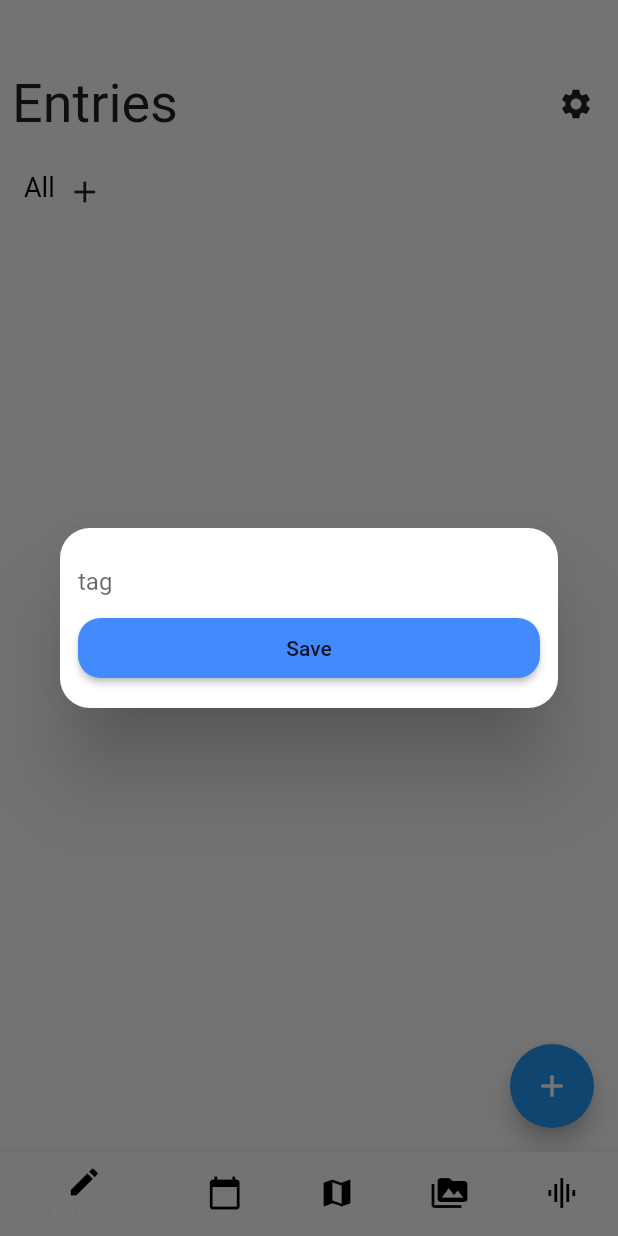
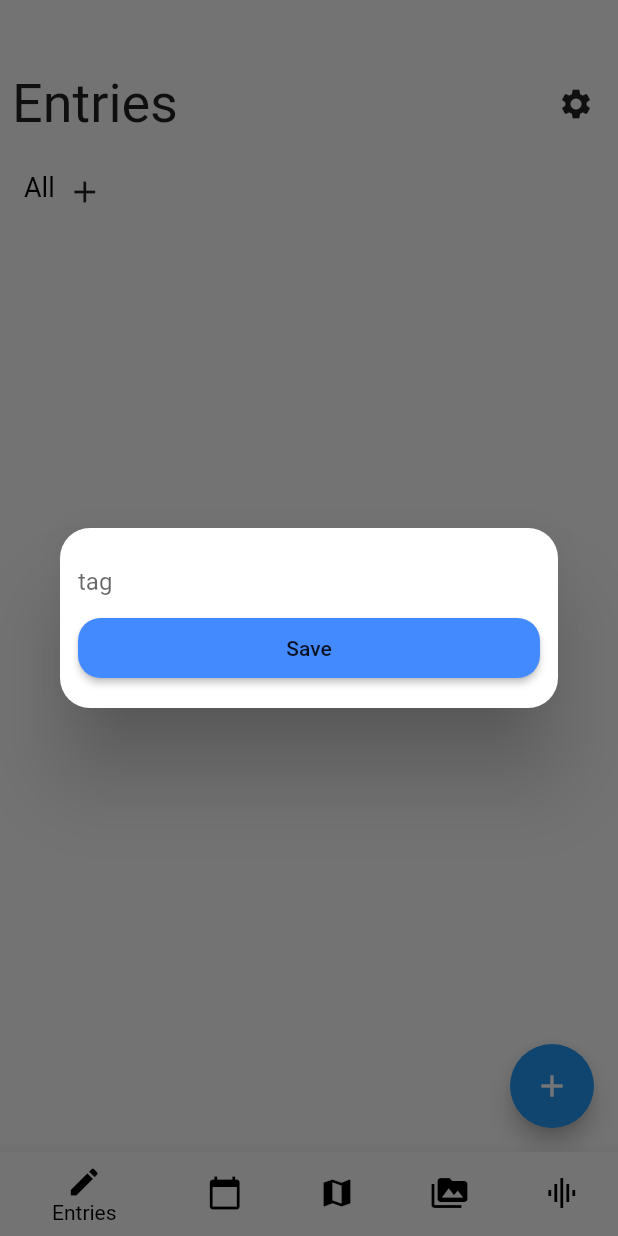
Before and after one commit to abhinavmarwaha/wrotto-app, a Flutter app: the screen it shows after launch, after a tap on the "add" icon, on a phone screen of 412 x 824 dp. Run offline on Flutter 3.47's test engine with Material 2 defaults, Android fonts, the phone set to English and light mode, and no system bars; our stand-ins replace file_picker, fl_chart, flutter_local_notifications, flutter_map, fluttertoast, latlong and 7 more; missing offline and left inert: gps, osm_nominatim; accounts and stored records are empty.

Commit message:
dark mode, duplicate entry on edit

```diff
--- a/lib/providers/entries_provider.dart
+++ b/lib/providers/entries_provider.dart
@@ -88,7 +88,7 @@ class EntriesProvider with ChangeNotifier {
         }));
       });
 
-      print(ExportToJson(journalEntriesAll).jsonResult());
+      // print(ExportToJson(journalEntriesAll).jsonResult());
       initilised = true;
       notifyListeners();
     }
@@ -132,11 +132,12 @@ class EntriesProvider with ChangeNotifier {
         .add(journalEntry);
   }
 
-  Future<void> insertJournalEntry(JournalEntry journalEntry) async {
+  Future<int> insertJournalEntry(JournalEntry journalEntry) async {
     int id = await _dbHelper.insertJournalEntry(journalEntry);
     journalEntry = journalEntry.copyWith(id: id);
     addEntryToLists(journalEntry);
     notifyListeners();
+    return id;
   }
 
   Future<void> editJournalEntry(JournalEntry journalEntry) async {
@@ -144,7 +145,7 @@ class EntriesProvider with ChangeNotifier {
 
     deleteEntryFromLists(journalEntry);
     addEntryToLists(journalEntry);
-
+    // initMoodPercentages();
     notifyListeners();
   }
 
--- a/lib/screens/calendar_screen.dart
+++ b/lib/screens/calendar_screen.dart
@@ -33,10 +33,8 @@ class _CalendarScreenState extends State<CalendarScreen> {
   }
 
   void _onDaySelected(DateTime day, List events, List holidays) {
-    print('CALLBACK: _onDaySelected');
     setState(() {
       _selectedEvents = List<JournalEntry>.from(events);
-      print(_selectedEvents.length);
     });
   }
 
--- a/lib/screens/entries_screen/entries_screen.dart
+++ b/lib/screens/entries_screen/entries_screen.dart
@@ -4,6 +4,7 @@ import 'package:wrotto/providers/entries_provider.dart';
 import 'package:wrotto/screens/entries_screen/new_entry_screen.dart';
 import 'package:wrotto/screens/settings_screen.dart';
 import 'package:wrotto/screens/widgets/entry_card.dart';
+import 'package:wrotto/services/theme_changer.dart';
 import 'package:wrotto/utils/utilities.dart';
 
 class EntriesScreen extends StatefulWidget {
@@ -13,8 +14,10 @@ class EntriesScreen extends StatefulWidget {
 class _EntriesScreenState extends State<EntriesScreen> {
   String selectedTag = "All";
   int selectedTagIndex = 0;
+
   @override
   Widget build(BuildContext context) {
+    final darkMode = Provider.of<ThemeChanger>(context).getDarkModeVar();
     return Consumer<EntriesProvider>(
       builder: (context, provider, child) => Scaffold(
           floatingActionButton: FloatingActionButton(
@@ -24,7 +27,7 @@ class _EntriesScreenState extends State<EntriesScreen> {
             },
             child: Icon(Icons.add),
           ),
-          body: ! provider.initilised
+          body: !provider.initilised
               ? Center(
                   child: CircularProgressIndicator(),
                 )
@@ -97,7 +100,9 @@ class _EntriesScreenState extends State<EntriesScreen> {
                                                                 provider.tags[
                                                                     index]) ==
                                                             0
-                                                        ? Colors.black
+                                                        ? darkMode
+                                                            ? Colors.white
+                                                            : Colors.black
                                                         : Colors.grey),
                                               ),
                                             )),
@@ -114,9 +119,9 @@ class _EntriesScreenState extends State<EntriesScreen> {
                       Expanded(
                         child: ListView.builder(
                           itemBuilder: (context, index) => EntryCard(
-                                journalEntry: provider
-                                    .getjournalEntries(selectedTag)[index],
-                              ),
+                            journalEntry:
+                                provider.getjournalEntries(selectedTag)[index],
+                          ),
                           itemCount:
                               provider.getjournalEntries(selectedTag).length,
                         ),
--- a/lib/screens/entries_screen/entry_view.dart
+++ b/lib/screens/entries_screen/entry_view.dart
@@ -72,8 +72,6 @@ class EntryView extends StatelessWidget {
                   padding: const EdgeInsets.all(8.0),
                   child: ListView.builder(
                     itemBuilder: (context, index) {
-                      index = index;
-                      print(index);
                       return Padding(
                         padding: const EdgeInsets.all(8.0),
                         child: Text(
--- a/lib/screens/homepage.dart
+++ b/lib/screens/homepage.dart
@@ -1,11 +1,13 @@
 import 'package:flutter/material.dart';
 import 'package:flutter/services.dart';
+import 'package:provider/provider.dart';
 import 'package:wrotto/screens/medias_screen.dart';
 import 'package:wrotto/screens/calendar_screen.dart';
 import 'package:wrotto/screens/entries_screen/entries_screen.dart';
 import 'package:wrotto/screens/map_screens/map_screen.dart';
 import 'package:wrotto/screens/stats_screen.dart';
 import 'package:wrotto/services/db_helper.dart';
+import 'package:wrotto/services/theme_changer.dart';
 
 class MyHomePage extends StatefulWidget {
   MyHomePage({Key key, this.title}) : super(key: key);
@@ -34,6 +36,7 @@ class _MyHomePageState extends State<MyHomePage> {
 
   @override
   Widget build(BuildContext context) {
+    final darkMode = Provider.of<ThemeChanger>(context).getDarkModeVar();
     return WillPopScope(
       onWillPop: () {
         return SystemChannels.platform.invokeMethod('SystemNavigator.pop');
@@ -56,6 +59,7 @@ class _MyHomePageState extends State<MyHomePage> {
                       StatsScreen(),
                     ]))),
         bottomNavigationBar: BottomNavigationBar(
+          selectedItemColor: darkMode ? Colors.white : Colors.black,
           currentIndex: _currentIndex,
           onTap: (index) {
             setState(() => _currentIndex = index);
@@ -66,35 +70,36 @@ class _MyHomePageState extends State<MyHomePage> {
             BottomNavigationBarItem(
               icon: Icon(
                 Icons.edit,
-                color: Colors.black,
+                color: darkMode ? Colors.white : Colors.black,
               ),
               label: "Entries",
             ),
             BottomNavigationBarItem(
               icon: Icon(
                 Icons.calendar_today,
-                color: Colors.black,
+                color: darkMode ? Colors.white : Colors.black,
               ),
               label: "Calendar",
             ),
             BottomNavigationBarItem(
                 icon: Icon(
                   Icons.map,
-                  color: Colors.black,
+                  color: darkMode ? Colors.white : Colors.black,
                 ),
                 label: "Map"),
             BottomNavigationBarItem(
                 icon: Icon(
                   Icons.perm_media,
-                  color: Colors.black,
+                  color: darkMode ? Colors.white : Colors.black,
                 ),
                 label: "Media"),
             BottomNavigationBarItem(
-                icon: Icon(
-                  Icons.graphic_eq,
-                  color: Colors.black,
-                ),
-                label: "Stats"),
+              icon: Icon(
+                Icons.graphic_eq,
+                color: darkMode ? Colors.white : Colors.black,
+              ),
+              label: "Stats",
+            ),
           ],
         ),
       ),
--- a/lib/screens/settings_screen.dart
+++ b/lib/screens/settings_screen.dart
@@ -31,7 +31,7 @@ class _SettingsScreenState extends State<SettingsScreen> {
 
   @override
   void initState() {
-    ThemeChanger.getDarkModePlainBool().then((value) {
+    ThemeChanger().getDarkModePlainBool().then((value) {
       setState(() {
         _darkMode = value;
       });
--- a/lib/services/theme_changer.dart
+++ b/lib/services/theme_changer.dart
@@ -39,15 +39,15 @@ class ThemeChanger with ChangeNotifier {
 
   Future<ThemeData> getDarkModePlain() async {
     SharedPreferences prefs = await SharedPreferences.getInstance();
-    bool darkMode;
+    // bool darkMode;
     if (prefs.containsKey('darkMode'))
-      darkMode = prefs.getBool('darkMode');
+      _darkMode = prefs.getBool('darkMode');
     else {
       await prefs.setBool('darkMode', false);
-      darkMode = false;
+      _darkMode = false;
     }
     ThemeData themeData;
-    if (darkMode) {
+    if (_darkMode) {
       themeData = ThemeData.dark();
     } else {
       themeData = ThemeData.light();
@@ -55,15 +55,15 @@ class ThemeChanger with ChangeNotifier {
     return themeData;
   }
 
-  static Future<bool> getDarkModePlainBool() async {
+  Future<bool> getDarkModePlainBool() async {
     SharedPreferences prefs = await SharedPreferences.getInstance();
-    bool darkMode;
+    // bool darkMode;
     if (prefs.containsKey('darkMode'))
-      darkMode = prefs.getBool('darkMode');
+      _darkMode = prefs.getBool('darkMode');
     else {
       await prefs.setBool('darkMode', false);
-      darkMode = false;
+      _darkMode = false;
     }
-    return darkMode;
+    return _darkMode;
   }
 }
--- a/pubspec.yaml
+++ b/pubspec.yaml
@@ -3,7 +3,7 @@ description: Open Source Journal App with Calender, Map View and stats.
 
 publish_to: 'none'
 
-version: 0.6.0+5
+version: 0.6.1+6
 
 environment:
   sdk: ">=2.7.0 <3.0.0"
--- a/version.txt
+++ b/version.txt
@@ -1,2 +1,2 @@
-versionName=0.6.0
-versionCode=5
+versionName=0.6.1
+versionCode=6
```
Also changed, not shown: lib/screens/entries_screen/new_entry_screen.dart (+15 -6 lines), lib/screens/stats_screen.dart (+8 -5 lines), 3 other files.
